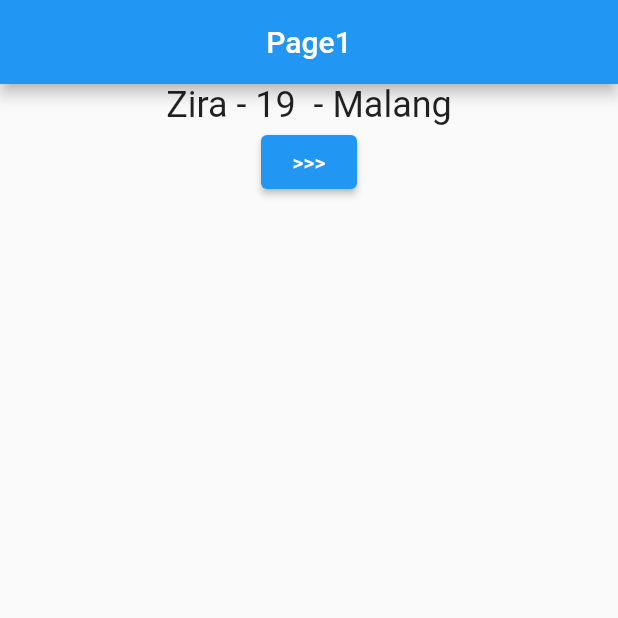
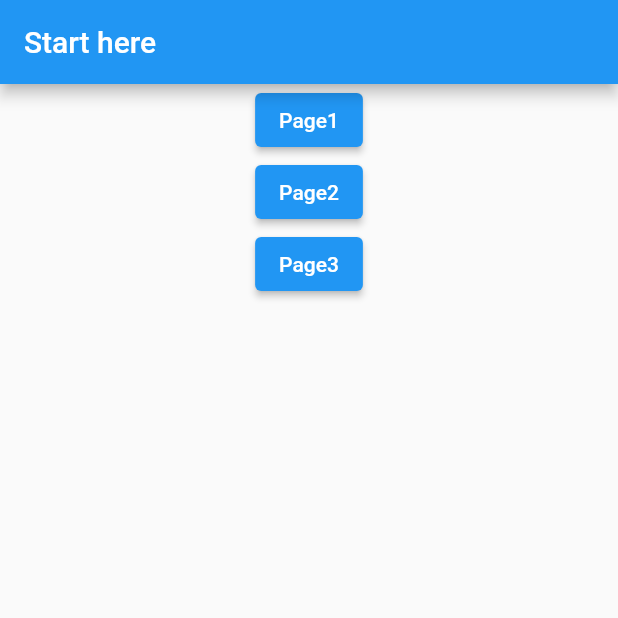
Before and after one commit to AlsoKnownAsZira/flutteringpt7, a Flutter app: the screen it shows after launch, on a phone screen of 412 x 824 dp, the top half of it. Run offline on Flutter 3.47's test engine with Material 2 defaults, Android fonts, the phone set to English and light mode, and no system bars; our stand-ins replace get.

Commit message:
finished routing getX

```diff
--- a/lib/main.dart
+++ b/lib/main.dart
@@ -1,5 +1,9 @@
 import 'package:flutter/material.dart';
 import 'package:flutteringpt7/controllers/inject_controller.dart';
+import 'package:flutteringpt7/navigating_pages/page0.dart';
+import 'package:flutteringpt7/navigating_pages/page1.dart';
+import 'package:flutteringpt7/navigating_pages/page2.dart';
+import 'package:flutteringpt7/navigating_pages/page3.dart';
 import 'package:flutteringpt7/pages/dialog_snackbar.dart';
 import 'package:flutteringpt7/pages/getx_worker.dart';
 import 'package:flutteringpt7/pages/inject_page1.dart';
@@ -19,7 +23,13 @@ class MyApp extends StatelessWidget {
   Widget build(BuildContext context) {
     return GetMaterialApp(
       debugShowCheckedModeBanner: false,
-      home: inject_page1(),
+      home: page0(),
+      getPages: [
+        GetPage(name: "/page0", page: () => page0(),),
+        GetPage(name: "/page1", page: () => page1(),),
+        GetPage(name: "/page2", page: () => page2(),),
+       GetPage(name: "/page3", page: () => page3(),),
+      ],
     );
   }
 }
--- /dev/null
+++ b/lib/navigating_pages/page0.dart
@@ -0,0 +1,38 @@
+import 'package:get/get.dart';
+import 'package:flutter/material.dart';
+import 'page1.dart';
+
+class page0 extends StatelessWidget {
+  const page0({super.key});
+
+  @override
+  Widget build(BuildContext context) {
+    return Scaffold(
+      appBar: AppBar(
+        title: Text('Start here'),
+      ),
+      body: Center(
+        child: Column(
+          crossAxisAlignment: CrossAxisAlignment.center,
+          children: [
+        ElevatedButton(
+            onPressed: () {
+           Get.offNamed("/page1");
+            },
+            child: Text("Page1")),
+             ElevatedButton(
+            onPressed: () {
+           Get.offNamed("/page2");
+            },
+            child: Text("Page2")),
+             ElevatedButton(
+            onPressed: () {
+           Get.offNamed("/page3");
+            },
+            child: Text("Page3"))
+          ],
+        ),
+      ),
+    );
+  }
+}
```
Also changed, not shown: lib/navigating_pages/page1.dart (added, +34 -0 lines), lib/navigating_pages/page2.dart (added, +38 -0 lines), lib/navigating_pages/page3.dart (added, +34 -0 lines), 1 other file.
